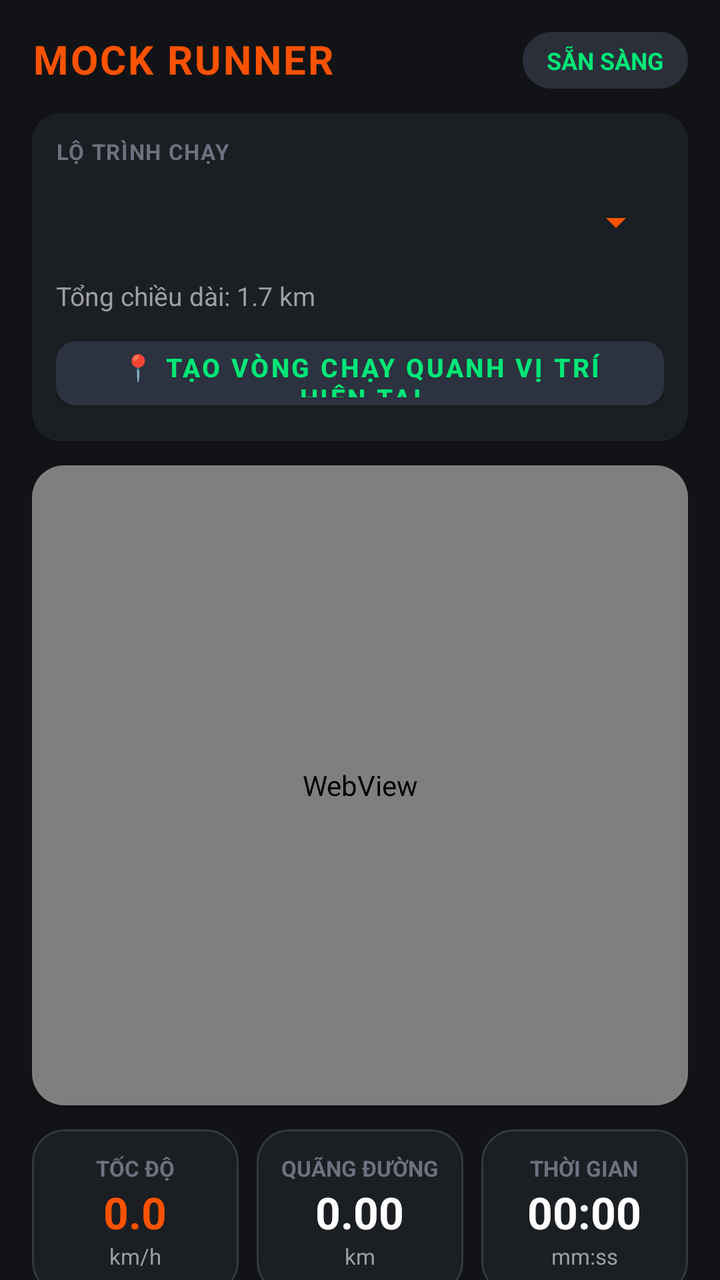
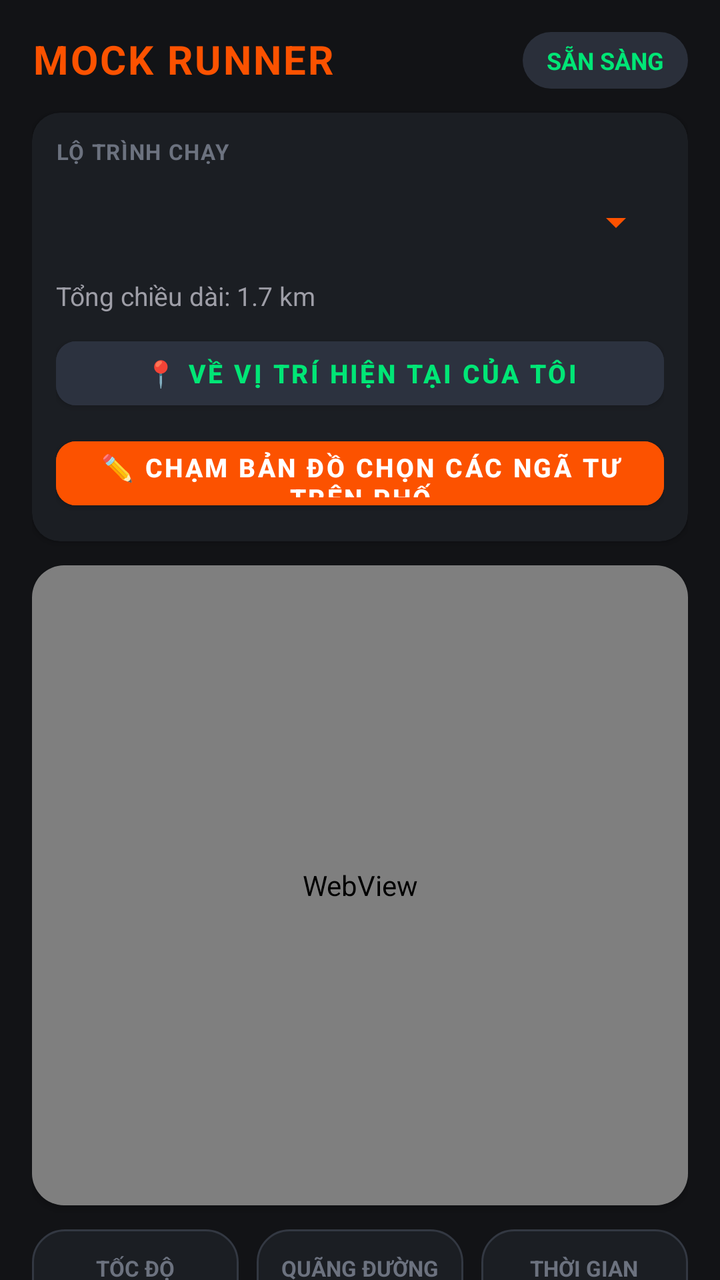

Before-and-after screenshots of an Android layout around one commit, followed by the original layout XML and the change that was made.
<!-- AndroidManifest.xml: application theme Theme.MockRunnerApp -->
<!-- res/layout/activity_main.xml -->
<?xml version="1.0" encoding="utf-8"?>
<androidx.coordinatorlayout.widget.CoordinatorLayout 
    xmlns:android="http://schemas.android.com/apk/res/android"
    xmlns:app="http://schemas.android.com/apk/res-auto"
    xmlns:tools="http://schemas.android.com/tools"
    android:layout_width="match_parent"
    android:layout_height="match_parent"
    android:background="@color/bg_dark">

    <androidx.core.widget.NestedScrollView
        android:layout_width="match_parent"
        android:layout_height="match_parent"
        android:fillViewport="true">

        <LinearLayout
            android:layout_width="match_parent"
            android:layout_height="wrap_content"
            android:orientation="vertical"
            android:padding="16dp">

            
            <RelativeLayout
                android:layout_width="match_parent"
                android:layout_height="wrap_content"
                android:layout_marginBottom="12dp">

                <TextView
                    android:id="@+id/tvAppTitle"
                    android:layout_width="wrap_content"
                    android:layout_height="wrap_content"
                    android:text="MOCK RUNNER"
                    android:textColor="@color/accent_orange"
                    android:textSize="20sp"
                    android:textStyle="bold"
                    android:letterSpacing="0.05" />

                <TextView
                    android:id="@+id/tvStatusBadge"
                    android:layout_width="wrap_content"
                    android:layout_height="wrap_content"
                    android:layout_alignParentEnd="true"
                    android:background="@drawable/bg_status_badge"
                    android:text="SẴN SÀNG"
                    android:textColor="@color/status_green"
                    android:textSize="12sp"
                    android:textStyle="bold" />
            </RelativeLayout>

            
            <androidx.cardview.widget.CardView
                android:layout_width="match_parent"
                android:layout_height="wrap_content"
                android:layout_marginBottom="12dp"
                app:cardBackgroundColor="@color/surface_dark"
                app:cardCornerRadius="14dp"
                app:cardElevation="2dp">

                <LinearLayout
                    android:layout_width="match_parent"
                    android:layout_height="wrap_content"
                    android:orientation="vertical"
                    android:padding="12dp">

                    <TextView
                        android:layout_width="wrap_content"
                        android:layout_height="wrap_content"
                        android:text="LỘ TRÌNH CHẠY"
                        android:textColor="@color/text_muted"
                        android:textSize="11sp"
                        android:textStyle="bold"
                        android:letterSpacing="0.05" />

                    <Spinner
                        android:id="@+id/spinnerRoutes"
                        android:layout_width="match_parent"
                        android:layout_height="48dp"
                        android:layout_marginTop="4dp"
                        android:backgroundTint="@color/accent_orange"
                        android:theme="@style/ThemeOverlay.AppCompat.Dark" />

                    <TextView
                        android:id="@+id/tvRouteInfo"
                        android:layout_width="match_parent"
                        android:layout_height="wrap_content"
                        android:layout_marginTop="4dp"
                        android:text="Tổng chiều dài: 1.7 km"
                        android:textColor="@color/text_secondary"
                        android:textSize="13sp" />

                    <com.google.android.material.button.MaterialButton
                        android:id="@+id/btnUseCurrentLocation"
                        android:layout_width="match_parent"
                        android:layout_height="44dp"
                        android:layout_marginTop="8dp"
                        android:backgroundTint="#2C323F"
                        android:text="📍 Tạo vòng chạy quanh vị trí hiện tại"
                        android:textColor="@color/accent_neon_green"
                        android:textSize="13sp"
                        android:textStyle="bold"
                        app:cornerRadius="10dp" />
                </LinearLayout>
            </androidx.cardview.widget.CardView>

            
            <androidx.cardview.widget.CardView
                android:layout_width="match_parent"
                android:layout_height="320dp"
                android:layout_marginBottom="12dp"
                app:cardBackgroundColor="@color/surface_dark"
                app:cardCornerRadius="16dp"
                app:cardElevation="2dp">

                <WebView
                    android:id="@+id/webViewMap"
                    android:layout_width="match_parent"
                    android:layout_height="match_parent" />
            </androidx.cardview.widget.CardView>

            
            <LinearLayout
                android:layout_width="match_parent"
                android:layout_height="wrap_content"
                android:orientation="horizontal"
                android:layout_marginBottom="12dp"
                android:weightSum="3">

                
                <LinearLayout
                    android:layout_width="0dp"
                    android:layout_height="wrap_content"
                    android:layout_weight="1"
                    android:layout_marginEnd="6dp"
                    android:background="@drawable/bg_card"
                    android:gravity="center"
                    android:orientation="vertical"
                    android:padding="12dp">

                    <TextView
                        android:layout_width="wrap_content"
                        android:layout_height="wrap_content"
                        android:text="TỐC ĐỘ"
                        android:textColor="@color/text_muted"
                        android:textSize="11sp"
                        android:textStyle="bold" />

                    <TextView
                        android:id="@+id/tvSpeed"
                        android:layout_width="wrap_content"
                        android:layout_height="wrap_content"
                        android:text="0.0"
                        android:textColor="@color/accent_orange"
                        android:textSize="22sp"
                        android:textStyle="bold" />

                    <TextView
                        android:layout_width="wrap_content"
                        android:layout_height="wrap_content"
                        android:text="km/h"
                        android:textColor="@color/text_secondary"
                        android:textSize="11sp" />
                </LinearLayout>

                
                <LinearLayout
                    android:layout_width="0dp"
                    android:layout_height="wrap_content"
                    android:layout_weight="1"
                    android:layout_marginHorizontal="3dp"
                    android:background="@drawable/bg_card"
                    android:gravity="center"
                    android:orientation="vertical"
                    android:padding="12dp">

                    <TextView
                        android:layout_width="wrap_content"
                        android:layout_height="wrap_content"
                        android:text="QUÃNG ĐƯỜNG"
                        android:textColor="@color/text_muted"
                        android:textSize="11sp"
                        android:textStyle="bold" />

                    <TextView
                        android:id="@+id/tvDistance"
                        android:layout_width="wrap_content"
                        android:layout_height="wrap_content"
                        android:text="0.00"
                        android:textColor="@color/text_primary"
                        android:textSize="22sp"
                        android:textStyle="bold" />

                    <TextView
                        android:layout_width="wrap_content"
                        android:layout_height="wrap_content"
                        android:text="km"
                        android:textColor="@color/text_secondary"
                        android:textSize="11sp" />
                </LinearLayout>

                
                <LinearLayout
                    android:layout_width="0dp"
                    android:layout_height="wrap_content"
                    android:layout_weight="1"
                    android:layout_marginStart="6dp"
                    android:background="@drawable/bg_card"
                    android:gravity="center"
                    android:orientation="vertical"
                    android:padding="12dp">

                    <TextView
                        android:layout_width="wrap_content"
                        android:layout_height="wrap_content"
                        android:text="THỜI GIAN"
                        android:textColor="@color/text_muted"
                        android:textSize="11sp"
                        android:textStyle="bold" />

                    <TextView
                        android:id="@+id/tvDuration"
                        android:layout_width="wrap_content"
                        android:layout_height="wrap_content"
                        android:text="00:00"
                        android:textColor="@color/text_primary"
                        android:textSize="22sp"
                        android:textStyle="bold" />

                    <TextView
                        android:layout_width="wrap_content"
                        android:layout_height="wrap_content"
                        android:text="mm:ss"
                        android:textColor="@color/text_secondary"
                        android:textSize="11sp" />
                </LinearLayout>
            </LinearLayout>

            
            <androidx.cardview.widget.CardView
                android:layout_width="match_parent"
                android:layout_height="wrap_content"
                android:layout_marginBottom="16dp"
                app:cardBackgroundColor="@color/surface_dark"
                app:cardCornerRadius="14dp"
                app:cardElevation="2dp">

                <LinearLayout
                    android:layout_width="match_parent"
                    android:layout_height="wrap_content"
                    android:orientation="vertical"
                    android:padding="12dp">

                    <TextView
                        android:id="@+id/tvSpeedRangeTitle"
                        android:layout_width="wrap_content"
                        android:layout_height="wrap_content"
                        android:text="DẢI VẬN TỐC RANDOM: 6.0 - 8.0 km/h"
                        android:textColor="@color/accent_neon_green"
                        android:textSize="12sp"
                        android:textStyle="bold" />

                    <TextView
                        android:layout_width="wrap_content"
                        android:layout_height="wrap_content"
                        android:layout_marginTop="2dp"
                        android:text="Tự động biến thiên ngẫu nhiên mượt mà từng giây cho Strava"
                        android:textColor="@color/text_muted"
                        android:textSize="11sp" />
                </LinearLayout>
            </androidx.cardview.widget.CardView>

            
            <LinearLayout
                android:layout_width="match_parent"
                android:layout_height="wrap_content"
                android:orientation="vertical">

                <com.google.android.material.button.MaterialButton
                    android:id="@+id/btnStartResume"
                    android:layout_width="match_parent"
                    android:layout_height="56dp"
                    android:backgroundTint="@color/accent_orange"
                    android:text="BẮT ĐẦU CHẠY"
                    android:textColor="@color/white"
                    android:textSize="16sp"
                    android:textStyle="bold"
                    app:cornerRadius="14dp"
                    app:icon="@drawable/ic_play"
                    app:iconGravity="textStart" />

                <LinearLayout
                    android:id="@+id/layoutRunningActions"
                    android:layout_width="match_parent"
                    android:layout_height="wrap_content"
                    android:layout_marginTop="8dp"
                    android:orientation="horizontal"
                    android:visibility="gone">

                    <com.google.android.material.button.MaterialButton
                        android:id="@+id/btnPause"
                        android:layout_width="0dp"
                        android:layout_height="50dp"
                        android:layout_weight="1"
                        android:layout_marginEnd="6dp"
                        android:backgroundTint="@color/card_dark"
                        android:text="TẠM DỪNG"
                        android:textColor="@color/text_primary"
                        app:cornerRadius="12dp"
                        app:icon="@drawable/ic_pause"
                        app:iconGravity="textStart" />

                    <com.google.android.material.button.MaterialButton
                        android:id="@+id/btnStop"
                        android:layout_width="0dp"
                        android:layout_height="50dp"
                        android:layout_weight="1"
                        android:layout_marginStart="6dp"
                        android:backgroundTint="@color/status_red"
                        android:text="KẾT THÚC"
                        android:textColor="@color/white"
                        app:cornerRadius="12dp"
                        app:icon="@drawable/ic_stop"
                        app:iconGravity="textStart" />
                </LinearLayout>
            </LinearLayout>

            
            <TextView
                android:id="@+id/btnOpenDevSettings"
                android:layout_width="match_parent"
                android:layout_height="wrap_content"
                android:layout_marginTop="16dp"
                android:gravity="center"
                android:text="⚙ Mở Cài đặt nhà phát triển (Chọn ứng dụng vị trí giả)"
                android:textColor="@color/accent_blue"
                android:textSize="13sp"
                android:padding="8dp" />

        </LinearLayout>
    </androidx.core.widget.NestedScrollView>

</androidx.coordinatorlayout.widget.CoordinatorLayout>
<!-- resources referenced by this layout -->
<resources>
  <color name="accent_blue">#00B0FF</color>
  <color name="accent_neon_green">#00E676</color>
  <color name="accent_orange">#FC5200</color>
  <color name="bg_dark">#121316</color>
  <color name="card_dark">#23272F</color>
  <color name="status_green">#00E676</color>
  <color name="status_red">#FF5252</color>
  <color name="surface_dark">#1B1E23</color>
  <color name="text_muted">#6C727F</color>
  <color name="text_primary">#FFFFFF</color>
  <color name="text_secondary">#9E9EA7</color>
  <color name="white">#FFFFFFFF</color>
  <!-- drawable bg_card (drawable) -->
  <?xml version="1.0" encoding="utf-8"?>
  <shape xmlns:android="http://schemas.android.com/apk/res/android"
      android:shape="rectangle">
      <solid android:color="@color/surface_dark" />
      <stroke
          android:width="1dp"
          android:color="@color/card_border" />
      <corners android:radius="16dp" />
  </shape>
  <!-- drawable bg_status_badge (drawable) -->
  <?xml version="1.0" encoding="utf-8"?>
  <shape xmlns:android="http://schemas.android.com/apk/res/android"
      android:shape="rectangle">
      <solid android:color="#2A2F3A" />
      <corners android:radius="20dp" />
      <padding
          android:left="12dp"
          android:top="6dp"
          android:right="12dp"
          android:bottom="6dp" />
  </shape>
  <!-- drawable ic_pause (drawable) -->
  <vector xmlns:android="http://schemas.android.com/apk/res/android"
      android:width="24dp"
      android:height="24dp"
      android:viewportWidth="24"
      android:viewportHeight="24">
      <path
          android:fillColor="@color/white"
          android:pathData="M6,19h4V5H6v14zm8,-14v14h4V5h-4z"/>
  </vector>
  <!-- drawable ic_play (drawable) -->
  <vector xmlns:android="http://schemas.android.com/apk/res/android"
      android:width="24dp"
      android:height="24dp"
      android:viewportWidth="24"
      android:viewportHeight="24">
      <path
          android:fillColor="@color/white"
          android:pathData="M8,5v14l11,-7z"/>
  </vector>
  <!-- drawable ic_stop (drawable) -->
  <vector xmlns:android="http://schemas.android.com/apk/res/android"
      android:width="24dp"
      android:height="24dp"
      android:viewportWidth="24"
      android:viewportHeight="24">
      <path
          android:fillColor="@color/white"
          android:pathData="M6,6h12v12H6z"/>
  </vector>
  <style name="Theme.MockRunnerApp" parent="Theme.MaterialComponents.DayNight.NoActionBar">
          
          <item name="colorPrimary">@color/accent_orange</item>
          <item name="colorPrimaryVariant">#D84300</item>
          <item name="colorOnPrimary">@color/white</item>
          
          <item name="colorSecondary">@color/accent_neon_green</item>
          <item name="colorSecondaryVariant">#00C853</item>
          <item name="colorOnSecondary">@color/black</item>
          
          <item name="android:statusBarColor">@color/bg_dark</item>
          <item name="android:windowLightStatusBar">false</item>
          <item name="android:windowBackground">@color/bg_dark</item>
      </style>
  <color name="card_border">#333842</color>
  <color name="black">#FF000000</color>
</resources>

<!-- the commit's change to res/layout/activity_main.xml (unified diff, before → after) -->
@@ -93,8 +93,20 @@
                         android:layout_height="44dp"
                         android:layout_marginTop="8dp"
                         android:backgroundTint="#2C323F"
-                        android:text="📍 Tạo vòng chạy quanh vị trí hiện tại"
+                        android:text="📍 Về vị trí hiện tại của tôi"
                         android:textColor="@color/accent_neon_green"
+                        android:textSize="13sp"
+                        android:textStyle="bold"
+                        app:cornerRadius="10dp" />
+
+                    <com.google.android.material.button.MaterialButton
+                        android:id="@+id/btnPickOnMap"
+                        android:layout_width="match_parent"
+                        android:layout_height="44dp"
+                        android:layout_marginTop="6dp"
+                        android:backgroundTint="#FC5200"
+                        android:text="✏️ Chạm bản đồ chọn các ngã tư trên phố"
+                        android:textColor="@color/white"
                         android:textSize="13sp"
                         android:textStyle="bold"
                         app:cornerRadius="10dp" />
